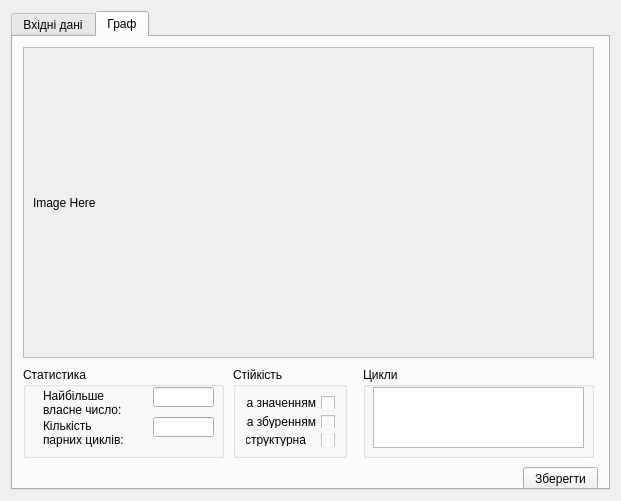
Before: the Qt Designer form gui/main_form.ui in Megalitum/SA_cognitive, drawn with Qt 5.
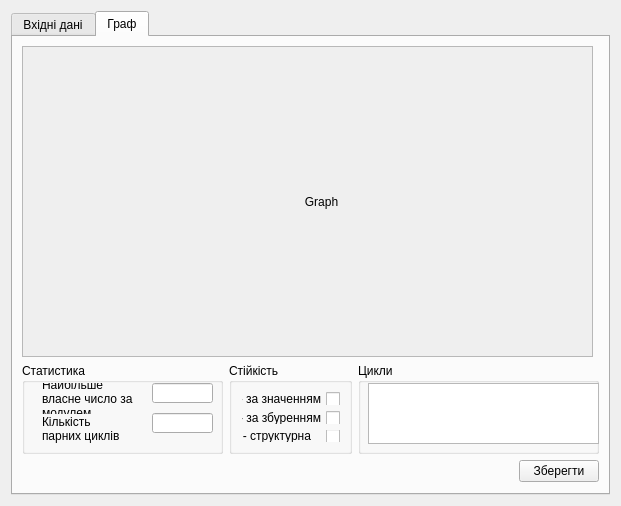
After: the same form once the commit is applied. The open tabs and pages were chosen to show the change.

Commit message: add not changed checkbox, calc stable_value and stable_disturbance

```diff
--- a/gui/main_form.ui
+++ b/gui/main_form.ui
@@ -83,107 +83,9 @@
       <attribute name="title">
        <string>Граф</string>
       </attribute>
-      <widget class="QGroupBox" name="groupBox">
-       <property name="geometry">
-        <rect>
-         <x>10</x>
-         <y>330</y>
-         <width>201</width>
-         <height>91</height>
-        </rect>
-       </property>
-       <property name="minimumSize">
-        <size>
-         <width>0</width>
-         <height>91</height>
-        </size>
-       </property>
-       <property name="maximumSize">
-        <size>
-         <width>16777215</width>
-         <height>91</height>
-        </size>
-       </property>
-       <property name="layoutDirection">
-        <enum>Qt::LeftToRight</enum>
-       </property>
-       <property name="title">
-        <string>Статистика</string>
-       </property>
-       <widget class="QLabel" name="label">
-        <property name="geometry">
-         <rect>
-          <x>20</x>
-          <y>20</y>
-          <width>91</width>
-          <height>31</height>
-         </rect>
-        </property>
-        <property name="text">
-         <string>Найбільше власне число:</string>
-        </property>
-        <property name="wordWrap">
-         <bool>true</bool>
-        </property>
-       </widget>
-       <widget class="QLabel" name="label_2">
-        <property name="geometry">
-         <rect>
-          <x>20</x>
-          <y>50</y>
-          <width>91</width>
-          <height>31</height>
-         </rect>
-        </property>
-        <property name="text">
-         <string>Кількість парних циклів:</string>
-        </property>
-        <property name="wordWrap">
-         <bool>true</bool>
-        </property>
-       </widget>
-       <widget class="QLineEdit" name="lambda_max">
-        <property name="geometry">
-         <rect>
-          <x>130</x>
-          <y>20</y>
-          <width>61</width>
-          <height>20</height>
-         </rect>
-        </property>
-        <property name="sizePolicy">
-         <sizepolicy hsizetype="Fixed" vsizetype="Fixed">
-          <horstretch>0</horstretch>
-          <verstretch>0</verstretch>
-         </sizepolicy>
-        </property>
-       </widget>
-       <widget class="QLineEdit" name="cycle_pair">
-        <property name="geometry">
-         <rect>
-          <x>130</x>
-          <y>50</y>
-          <width>61</width>
-          <height>20</height>
-         </rect>
-        </property>
-        <property name="sizePolicy">
-         <sizepolicy hsizetype="Fixed" vsizetype="Fixed">
-          <horstretch>0</horstretch>
-          <verstretch>0</verstretch>
-         </sizepolicy>
-        </property>
-       </widget>
-      </widget>
+      <layout class="QGridLayout" name="gridLayout">
+       <item row="0" column="0" colspan="4">
       <widget class="QScrollArea" name="scrollArea">
-       <property name="geometry">
-        <rect>
-         <x>10</x>
-         <y>10</y>
-         <width>571</width>
-         <height>311</height>
-        </rect>
-       </property>
        <property name="minimumSize">
         <size>
          <width>571</width>
@@ -208,30 +110,147 @@
           <height>309</height>
          </rect>
         </property>
-        <layout class="QVBoxLayout" name="verticalLayout_2">
-         <item>
           <widget class="QLabel" name="graphView">
+           <property name="geometry">
+            <rect>
+             <x>9</x>
+             <y>9</y>
+             <width>551</width>
+             <height>291</height>
+            </rect>
+           </property>
+           <property name="minimumSize">
+            <size>
+             <width>551</width>
+             <height>291</height>
+            </size>
+           </property>
            <property name="text">
-            <string>Image Here</string>
+            <string>                                                                                  Graph </string>
            </property>
           </widget>
-         </item>
-        </layout>
-       </widget>
-      </widget>
+         </widget>
+        </widget>
+       </item>
+       <item row="1" column="0">
+        <widget class="QGroupBox" name="groupBox">
+         <property name="minimumSize">
+          <size>
+           <width>201</width>
+           <height>91</height>
+          </size>
+         </property>
+         <property name="maximumSize">
+          <size>
+           <width>16777215</width>
+           <height>91</height>
+          </size>
+         </property>
+         <property name="layoutDirection">
+          <enum>Qt::LeftToRight</enum>
+         </property>
+         <property name="title">
+          <string>Статистика</string>
+         </property>
+         <widget class="QLabel" name="label">
+          <property name="geometry">
+           <rect>
+            <x>20</x>
+            <y>20</y>
+            <width>91</width>
+            <height>31</height>
+           </rect>
+          </property>
+          <property name="text">
+           <string>Найбільше власне число за модулем</string>
+          </property>
+          <property name="wordWrap">
+           <bool>true</bool>
+          </property>
+         </widget>
+         <widget class="QLabel" name="label_2">
+          <property name="geometry">
+           <rect>
+            <x>20</x>
+            <y>50</y>
+            <width>91</width>
+            <height>31</height>
+           </rect>
+          </property>
+          <property name="text">
+           <string>Кількість парних циклів</string>
+          </property>
+          <property name="wordWrap">
+           <bool>true</bool>
+          </property>
+         </widget>
+         <widget class="QLineEdit" name="lambda_max">
+          <property name="geometry">
+           <rect>
+            <x>130</x>
+            <y>20</y>
+            <width>61</width>
+            <height>20</height>
+           </rect>
+          </property>
+          <property name="sizePolicy">
+           <sizepolicy hsizetype="Fixed" vsizetype="Fixed">
+            <horstretch>0</horstretch>
+            <verstretch>0</verstretch>
+           </sizepolicy>
+          </property>
+          <property name="minimumSize">
+           <size>
+            <width>61</width>
+            <height>20</height>
+           </size>
+          </property>
+          <property name="maximumSize">
+           <size>
+            <width>61</width>
+            <height>16777215</height>
+           </size>
+          </property>
+          <property name="readOnly">
+           <bool>true</bool>
+          </property>
+         </widget>
+         <widget class="QLineEdit" name="cycle_pair">
+          <property name="geometry">
+           <rect>
+            <x>130</x>
+            <y>50</y>
+            <width>61</width>
+            <height>20</height>
+           </rect>
+          </property>
+          <property name="sizePolicy">
+           <sizepolicy hsizetype="Fixed" vsizetype="Fixed">
+            <horstretch>0</horstretch>
+            <verstretch>0</verstretch>
+           </sizepolicy>
+          </property>
+          <property name="minimumSize">
+           <size>
+            <width>61</width>
+            <height>0</height>
+           </size>
+          </property>
+          <property name="maximumSize">
+           <size>
+            <width>61</width>
+            <height>16777215</height>
+           </size>
+          </property>
+         </widget>
+        </widget>
+       </item>
+       <item row="1" column="1">
       <widget class="QGroupBox" name="groupBox_2">
-       <property name="geometry">
-        <rect>
-         <x>220</x>
-         <y>330</y>
+         <property name="minimumSize">
+          <size>
          <width>114</width>
          <height>91</height>
-        </rect>
-       </property>
-       <property name="minimumSize">
-        <size>
-         <width>0</width>
-         <height>91</height>
         </size>
        </property>
        <property name="maximumSize">
@@ -248,13 +267,22 @@
        </property>
        <layout class="QVBoxLayout" name="verticalLayout_3">
         <item>
-         <widget class="QCheckBox" name="checkBox">
+           <widget class="QCheckBox" name="stable_value">
+            <property name="enabled">
+             <bool>true</bool>
+            </property>
           <property name="layoutDirection">
            <enum>Qt::RightToLeft</enum>
           </property>
           <property name="text">
            <string>- за значенням</string>
           </property>
+            <property name="checkable">
+             <bool>true</bool>
+            </property>
+            <property name="checked">
+             <bool>false</bool>
+            </property>
          </widget>
         </item>
         <item>
@@ -279,14 +307,14 @@
         </item>
        </layout>
       </widget>
+       </item>
+       <item row="1" column="2" colspan="2">
       <widget class="QGroupBox" name="groupBox_3">
-       <property name="geometry">
-        <rect>
-         <x>350</x>
-         <y>330</y>
+         <property name="minimumSize">
+          <size>
          <width>231</width>
          <height>91</height>
-        </rect>
+          </size>
        </property>
        <property name="title">
         <string>Цикли</string>
@@ -296,28 +324,43 @@
          <rect>
           <x>10</x>
           <y>20</y>
-          <width>211</width>
+            <width>231</width>
           <height>61</height>
          </rect>
         </property>
+          <property name="minimumSize">
+           <size>
+            <width>231</width>
+            <height>61</height>
+           </size>
+          </property>
         <property name="plainText">
          <string/>
         </property>
        </widget>
       </widget>
+       </item>
+       <item row="2" column="2">
+        <spacer name="horizontalSpacer_2">
+         <property name="orientation">
+          <enum>Qt::Horizontal</enum>
+         </property>
+         <property name="sizeHint" stdset="0">
+          <size>
+           <width>164</width>
+           <height>20</height>
+          </size>
+         </property>
+        </spacer>
+       </item>
+       <item row="2" column="3">
       <widget class="QPushButton" name="save_image">
-       <property name="geometry">
-        <rect>
-         <x>510</x>
-         <y>430</y>
-         <width>75</width>
-         <height>23</height>
-        </rect>
-       </property>
        <property name="text">
         <string>Зберегти</string>
        </property>
       </widget>
+       </item>
+      </layout>
      </widget>
     </widget>
    </item>
```
Left out of the diff: 109 changed lines with no effect on the pictures. Lines whose indentation alone changed are shown as unchanged. The commit also changes 2 other files.
